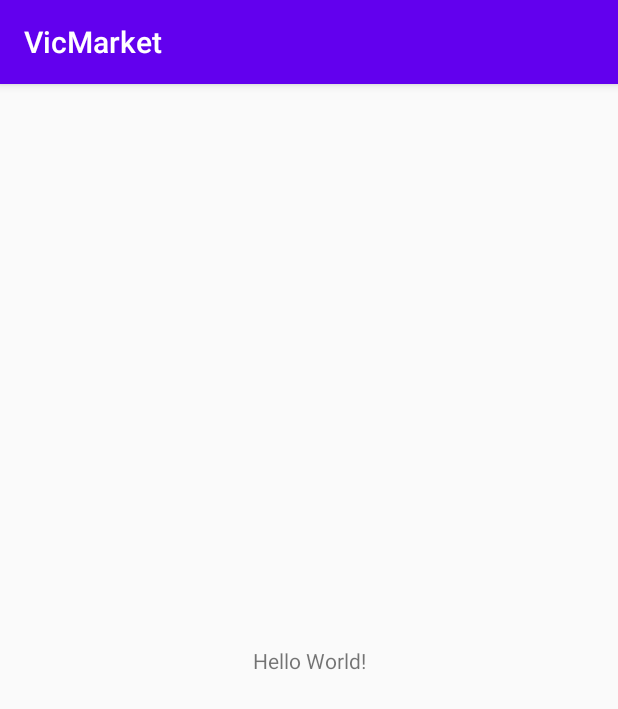
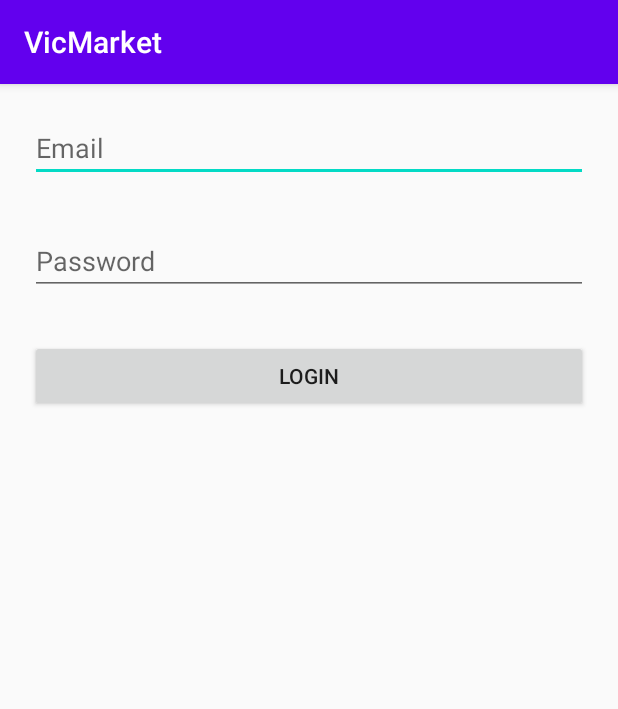
Before and after one commit to COMP90018-W16-5/vic-market-android, an Android app: the screen it shows after launch (MainActivity), on a phone screen of 412 x 824 dp. Shown: the top 709 px of the screen. Run offline under Robolectric (Android 15) with nearby library versions, the phone set to English and light mode, and no system bars; our stand-ins replace RxJava; libraries missing offline, so code that uses them is left out: com.blankj.utilcode, com.josephvuoto.customdialog; 1 statement that could not run was skipped.

Commit message:
setup project

```diff
--- /dev/null
+++ b/app/src/main/java/group/unimelb/vicmarket/activity/MainActivity.java
@@ -0,0 +1,83 @@
+package group.unimelb.vicmarket.activity;
+
+import android.content.Intent;
+import android.os.Bundle;
+import android.widget.Button;
+import android.widget.EditText;
+
+import androidx.appcompat.app.AppCompatActivity;
+
+import com.blankj.utilcode.util.ToastUtils;
+import com.josephvuoto.customdialog.loading.LoadingDialog;
+
+import group.unimelb.vicmarket.R;
+import group.unimelb.vicmarket.retrofit.RetrofitHelper;
+import group.unimelb.vicmarket.retrofit.bean.SignInBean;
+import io.reactivex.Observer;
+import io.reactivex.disposables.Disposable;
+
+public class MainActivity extends AppCompatActivity {
+    private final static String TAG = MainActivity.class.getSimpleName();
+
+    private EditText textEmail;
+    private EditText textPassword;
+    private Button buttonLogin;
+
+    private LoadingDialog loadingDialog;
+
+    @Override
+    protected void onCreate(Bundle savedInstanceState) {
+        super.onCreate(savedInstanceState);
+        setContentView(R.layout.activity_main);
+
+        findViews();
+        loadingDialog = new LoadingDialog.Builder(MainActivity.this)
+                .setLoadingText("Loading...")
+                .setCanceledOnTouchOutside(false)
+                .build();
+
+        buttonLogin.setOnClickListener(v -> {
+            String email = textEmail.getText().toString();
+            String password = textPassword.getText().toString();
+
+            Observer<SignInBean> observer = new Observer<SignInBean>() {
+                @Override
+                public void onSubscribe(Disposable d) {
+                    loadingDialog.show();
+                }
+
+                @Override
+                public void onNext(SignInBean signInBean) {
+                    if (signInBean.getCode() == 200) {
+                        RetrofitHelper.getInstance().setToken(signInBean.getData().getToken());
+                        Intent intent = new Intent(MainActivity.this, DemoActivity.class);
+                        intent.putExtra("email", signInBean.getData().getEmail());
+                        intent.putExtra("displayName", signInBean.getData().getDisplayName());
+                        startActivity(intent);
+                    } else {
+                        ToastUtils.showShort(signInBean.getMsg());
+                    }
+                }
+
+                @Override
+                public void onError(Throwable e) {
+                    e.printStackTrace();
+                    loadingDialog.dismiss();
+                    ToastUtils.showShort("Unknown error");
+                }
+
+                @Override
+                public void onComplete() {
+                    loadingDialog.dismiss();
+                }
+            };
+            RetrofitHelper.getInstance().doLogin(observer, email, password);
+        });
+    }
+
+    private void findViews() {
+        textEmail = findViewById(R.id.edit_email);
+        textPassword = findViewById(R.id.edit_password);
+        buttonLogin = findViewById(R.id.button_login);
+    }
+}
--- /dev/null
+++ b/app/src/main/java/group/unimelb/vicmarket/activity/MarketApplication.java
@@ -0,0 +1,19 @@
+package group.unimelb.vicmarket.activity;
+
+import android.app.Application;
+import android.content.Context;
+
+public class MarketApplication extends Application {
+
+    private static Context AppContext;
+
+    public static Context getAppContext() {
+        return AppContext;
+    }
+
+    @Override
+    public void onCreate() {
+        super.onCreate();
+        AppContext = getApplicationContext();
+    }
+}
--- /dev/null
+++ b/app/src/main/java/group/unimelb/vicmarket/common/AppConstant.java
@@ -0,0 +1,5 @@
+package group.unimelb.vicmarket.common;
+
+public class AppConstant {
+    public final static boolean PRINT_JSON_DATA = true;
+}
--- a/app/src/main/res/layout/activity_main.xml
+++ b/app/src/main/res/layout/activity_main.xml
@@ -1,18 +1,31 @@
 <?xml version="1.0" encoding="utf-8"?>
-<androidx.constraintlayout.widget.ConstraintLayout xmlns:android="http://schemas.android.com/apk/res/android"
+<LinearLayout xmlns:android="http://schemas.android.com/apk/res/android"
     xmlns:app="http://schemas.android.com/apk/res-auto"
     xmlns:tools="http://schemas.android.com/tools"
     android:layout_width="match_parent"
     android:layout_height="match_parent"
-    tools:context=".MainActivity">
+    android:orientation="vertical"
+    android:padding="20dp"
+    tools:context=".activity.MainActivity">
 
-    <TextView
-        android:layout_width="wrap_content"
-        android:layout_height="wrap_content"
-        android:text="Hello World!"
-        app:layout_constraintBottom_toBottomOf="parent"
-        app:layout_constraintLeft_toLeftOf="parent"
-        app:layout_constraintRight_toRightOf="parent"
-        app:layout_constraintTop_toTopOf="parent" />
+    <EditText
+        android:id="@+id/edit_email"
+        android:hint="Email"
+        android:layout_width="match_parent"
+        android:layout_height="wrap_content" />
+    <EditText
+        android:id="@+id/edit_password"
+        android:inputType="textPassword"
+        android:layout_marginTop="30dp"
+        android:hint="Password"
+        android:layout_width="match_parent"
+        android:layout_height="wrap_content" />
 
-</androidx.constraintlayout.widget.ConstraintLayout>
+    <Button
+        android:id="@+id/button_login"
+        android:text="Login"
+        android:layout_marginTop="30dp"
+        android:layout_width="match_parent"
+        android:layout_height="wrap_content" />
+
+</LinearLayout>
--- /dev/null
+++ b/app/src/main/res/xml/network_security_config.xml
@@ -0,0 +1,4 @@
+<?xml version="1.0" encoding="utf-8"?>
+<network-security-config>
+    <base-config cleartextTrafficPermitted="true" />
+</network-security-config>
--- a/build.gradle
+++ b/build.gradle
@@ -14,8 +14,12 @@ buildscript {
 
 allprojects {
     repositories {
+        mavenCentral()
         google()
         jcenter()
+        maven {
+            url "https://maven.google.com"
+        }
     }
 }
 
```
Also changed, not shown: app/build.gradle (+19 -5 lines), app/src/main/AndroidManifest.xml (+16 -1 lines), app/src/main/java/group/unimelb/vicmarket/MainActivity.java (deleted, +0 -14 lines), app/src/main/java/group/unimelb/vicmarket/activity/DemoActivity.java (added, +22 -0 lines), app/src/main/java/group/unimelb/vicmarket/retrofit/Api.java (added, +14 -0 lines), app/src/main/java/group/unimelb/vicmarket/retrofit/CustomGsonConverterFactory.java (added, +108 -0 lines), app/src/main/java/group/unimelb/vicmarket/retrofit/RetrofitHelper.java (added, +83 -0 lines), app/src/main/java/group/unimelb/vicmarket/retrofit/bean/SignInBean.java (added, +85 -0 lines), app/src/main/res/layout/activity_demo.xml (added, +15 -0 lines).
